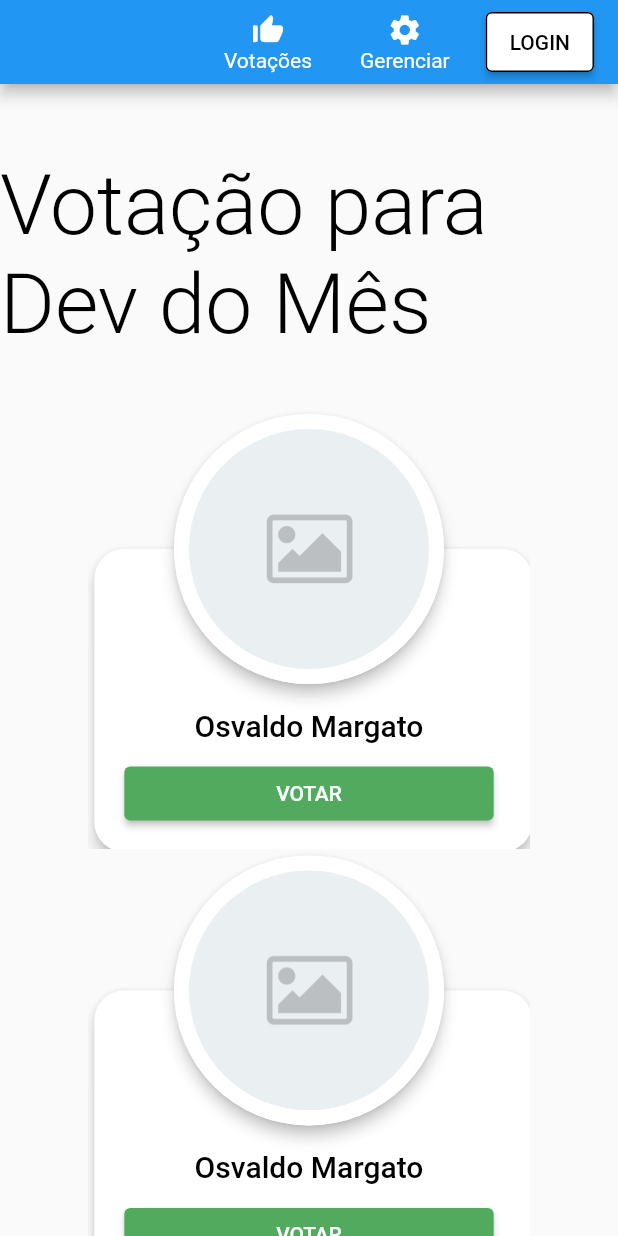
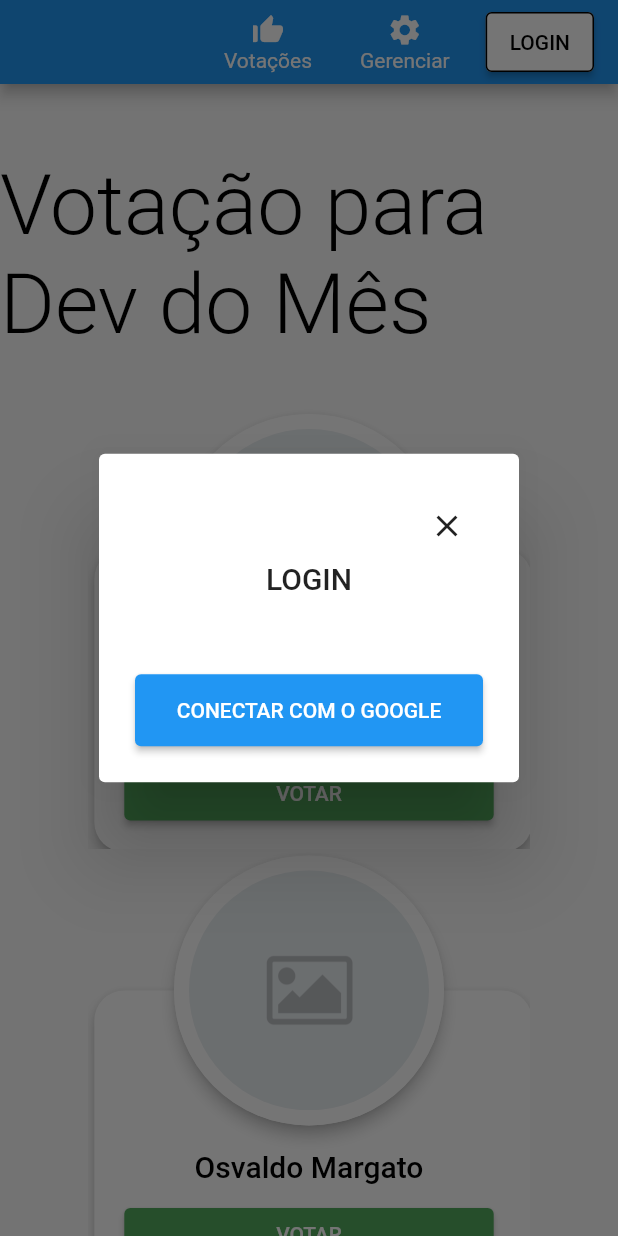
Before and after one commit to BrConsani/voting-system, a Flutter app: the VotePage screen opened directly, after a tap on "LOGIN", on a phone screen of 412 x 824 dp. Run offline on Flutter 3.47's test engine with Material 2 defaults, Android fonts, the phone set to English and light mode, and no system bars; our stand-ins replace get.

Commit message:
Create list page

```diff
--- a/lib/pages/vote_page.dart
+++ b/lib/pages/list_page/list_page.dart
@@ -1,9 +1,12 @@
 import 'package:flutter/material.dart';
-import 'package:voting_system/components/success_dialog.dart';
-import 'package:voting_system/components/vote_card.dart';
+import 'package:get/route_manager.dart';
 
-class VotePage extends StatelessWidget {
-  const VotePage({Key? key}) : super(key: key);
+import '../../shared/components/app_bar_icon_button.dart';
+import '../../shared/components/login_dialog.dart';
+import '../vote_page/components/vote_card.dart';
+
+class ListPage extends StatelessWidget {
+  const ListPage({Key? key}) : super(key: key);
 
   @override
   Widget build(BuildContext context) {
@@ -11,14 +14,9 @@ class VotePage extends StatelessWidget {
 
     return Scaffold(
       appBar: AppBar(
+        automaticallyImplyLeading: false,
         actions: [
-          IconButton(
-            icon: Icons.thumb_up_alt,
-            text: 'Votações',
-            onTap: () {},
-          ),
-          const SizedBox(width: 16),
-          IconButton(
+          AppBarIconButton(
             icon: Icons.settings,
             text: 'Gerenciar',
             onTap: () {},
@@ -27,7 +25,7 @@ class VotePage extends StatelessWidget {
           Padding(
             padding: const EdgeInsets.symmetric(vertical: 8.0),
             child: ElevatedButton(
-              onPressed: () {},
+              onPressed: _onTapLogin,
               style: ButtonStyle(
                 backgroundColor: MaterialStateProperty.all(Colors.white),
                 foregroundColor: MaterialStateProperty.all(Colors.black),
@@ -46,7 +44,7 @@ class VotePage extends StatelessWidget {
           const SizedBox(height: 48),
           Center(
             child: Text(
-              'Votação para Dev do Mês',
+              'Votações',
               style: textTheme.headline2?.copyWith(
                 color: Colors.black,
                 fontWeight: FontWeight.w300,
@@ -65,15 +63,14 @@ class VotePage extends StatelessWidget {
                       physics: const NeverScrollableScrollPhysics(),
                       crossAxisCount: getCrossAxisCount(constraints),
                       shrinkWrap: true,
-                      children: List.generate(9, (_) {
-                        return Center(child: VoteCard(
-                          onVote: () {
-                            showDialog(
-                              context: context,
-                              builder: (context) => const SuccessDialog(),
-                            );
-                          },
-                        ));
+                      children: List.generate(1, (_) {
+                        return Center(
+                          child: VoteCard(
+                            onVote: () async {
+                              Get.toNamed('/votes/1');
+                            },
+                          ),
+                        );
                       }),
                     );
                   },
@@ -96,34 +93,8 @@ class VotePage extends StatelessWidget {
       return 1;
     }
   }
-}
 
-class IconButton extends StatelessWidget {
-  final IconData icon;
-  final String text;
-  final Function() onTap;
-
-  const IconButton({
-    Key? key,
-    required this.icon,
-    required this.text,
-    required this.onTap,
-  }) : super(key: key);
-
-  @override
-  Widget build(BuildContext context) {
-    return InkWell(
-      onTap: onTap,
-      child: Padding(
-        padding: const EdgeInsets.all(8.0),
-        child: Column(
-          mainAxisAlignment: MainAxisAlignment.center,
-          children: [
-            Icon(icon, size: 24),
-            Text(text),
-          ],
-        ),
-      ),
-    );
+  Future<void> _onTapLogin() async {
+    Get.dialog(const LoginDialog());
   }
 }
--- a/lib/components/vote_card.dart
+++ b/lib/pages/vote_page/components/vote_card.dart
@@ -1,10 +1,18 @@
 import 'package:flutter/material.dart';
-import 'package:voting_system/utils/custom_colors.dart';
 
-class VoteCard extends StatelessWidget {
-  final Function() onVote;
+import '../../../shared/utils/custom_colors.dart';
+
+class VoteCard extends StatefulWidget {
+  final Future<void> Function() onVote;
 
   const VoteCard({Key? key, required this.onVote}) : super(key: key);
+
+  @override
+  State<VoteCard> createState() => _VoteCardState();
+}
+
+class _VoteCardState extends State<VoteCard> {
+  bool isLoadingVote = false;
 
   @override
   Widget build(BuildContext context) {
@@ -59,13 +67,21 @@ class VoteCard extends StatelessWidget {
                 height: 36,
                 width: 250,
                 child: ElevatedButton(
-                  onPressed: onVote,
+                  onPressed: _onTapVote,
                   style: ButtonStyle(
                     backgroundColor: MaterialStateProperty.all(
                       CustomColors.green,
                     ),
                   ),
-                  child: const Text('VOTAR'),
+                  child: isLoadingVote
+                      ? const SizedBox.square(
+                          dimension: 16,
+                          child: CircularProgressIndicator(
+                            color: Colors.white,
+                            strokeWidth: 2,
+                          ),
+                        )
+                      : const Text('VOTAR'),
                 ),
               ),
             ],
@@ -74,4 +90,15 @@ class VoteCard extends StatelessWidget {
       ],
     );
   }
+
+  Future<void> _onTapVote() async {
+    if (isLoadingVote) return;
+    setState(() => isLoadingVote = true);
+    try {
+      await widget.onVote();
+    } catch (_) {
+    } finally {
+      setState(() => isLoadingVote = false);
+    }
+  }
 }
--- /dev/null
+++ b/lib/pages/vote_page/vote_controller.dart
@@ -0,0 +1,5 @@
+class VoteController {
+  Future<void> computeVote() async {
+    await Future.delayed(const Duration(seconds: 1));
+  }
+}
--- /dev/null
+++ b/lib/pages/vote_page/vote_page.dart
@@ -0,0 +1,113 @@
+import 'package:flutter/material.dart';
+import 'package:get/route_manager.dart';
+import 'package:voting_system/pages/vote_page/vote_controller.dart';
+
+import '../../shared/components/app_bar_icon_button.dart';
+import '../../shared/components/login_dialog.dart';
+import 'components/success_dialog.dart';
+import 'components/vote_card.dart';
+
+class VotePage extends StatelessWidget {
+  final controller = VoteController();
+
+  VotePage({Key? key}) : super(key: key);
+
+  @override
+  Widget build(BuildContext context) {
+    final textTheme = Theme.of(context).textTheme;
+
+    return Scaffold(
+      appBar: AppBar(
+        automaticallyImplyLeading: false,
+        actions: [
+          AppBarIconButton(
+            icon: Icons.thumb_up_alt,
+            text: 'Votações',
+            onTap: () => Get.toNamed('/votes'),
+          ),
+          const SizedBox(width: 16),
+          AppBarIconButton(
+            icon: Icons.settings,
+            text: 'Gerenciar',
+            onTap: () {},
+          ),
+          const SizedBox(width: 16),
+          Padding(
+            padding: const EdgeInsets.symmetric(vertical: 8.0),
+            child: ElevatedButton(
+              onPressed: _onTapLogin,
+              style: ButtonStyle(
+                backgroundColor: MaterialStateProperty.all(Colors.white),
+                foregroundColor: MaterialStateProperty.all(Colors.black),
+                side: MaterialStateProperty.all(const BorderSide()),
+                overlayColor:
+                    MaterialStateProperty.all(Colors.black.withOpacity(0.1)),
+              ),
+              child: const Text('LOGIN'),
+            ),
+          ),
+          const SizedBox(width: 16),
+        ],
+      ),
+      body: ListView(
+        children: [
+          const SizedBox(height: 48),
+          Center(
+            child: Text(
+              'Votação para Dev do Mês',
+              style: textTheme.headline2?.copyWith(
+                color: Colors.black,
+                fontWeight: FontWeight.w300,
+              ),
+            ),
+          ),
+          const SizedBox(height: 36),
+          Row(
+            children: [
+              const Spacer(flex: 1),
+              Expanded(
+                flex: 5,
+                child: LayoutBuilder(
+                  builder: (context, constraints) {
+                    return GridView.count(
+                      physics: const NeverScrollableScrollPhysics(),
+                      crossAxisCount: getCrossAxisCount(constraints),
+                      shrinkWrap: true,
+                      children: List.generate(9, (_) {
+                        return Center(
+                          child: VoteCard(
+                            onVote: _onTapVote,
+                          ),
+                        );
+                      }),
+                    );
+                  },
+                ),
+              ),
+              const Spacer(flex: 1),
+            ],
+          ),
+        ],
+      ),
+    );
+  }
+
+  int getCrossAxisCount(BoxConstraints constraints) {
+    if (constraints.maxWidth > 900) {
+      return 3;
+    } else if (constraints.maxWidth > 600) {
+      return 2;
+    } else {
+      return 1;
+    }
+  }
+
+  Future<void> _onTapVote() async {
+    await controller.computeVote();
+    Get.dialog(const SuccessDialog());
+  }
+
+  Future<void> _onTapLogin() async {
+    Get.dialog(const LoginDialog());
+  }
+}
--- /dev/null
+++ b/lib/shared/components/app_bar_icon_button.dart
@@ -0,0 +1,31 @@
+import 'package:flutter/material.dart';
+
+class AppBarIconButton extends StatelessWidget {
+  final IconData icon;
+  final String text;
+  final Function() onTap;
+
+  const AppBarIconButton({
+    Key? key,
+    required this.icon,
+    required this.text,
+    required this.onTap,
+  }) : super(key: key);
+
+  @override
+  Widget build(BuildContext context) {
+    return InkWell(
+      onTap: onTap,
+      child: Padding(
+        padding: const EdgeInsets.all(8.0),
+        child: Column(
+          mainAxisAlignment: MainAxisAlignment.center,
+          children: [
+            Icon(icon, size: 24),
+            Text(text),
+          ],
+        ),
+      ),
+    );
+  }
+}
--- /dev/null
+++ b/lib/shared/components/login_dialog.dart
@@ -0,0 +1,34 @@
+import 'package:flutter/material.dart';
+
+class LoginDialog extends StatelessWidget {
+  const LoginDialog({Key? key}) : super(key: key);
+
+  @override
+  Widget build(BuildContext context) {
+    return AlertDialog(
+      title: Center(
+        child: Column(
+          children: [
+            Align(
+              alignment: Alignment.topRight,
+              child: IconButton(
+                icon: const Icon(Icons.close),
+                splashRadius: 24,
+                onPressed: () => Navigator.of(context).pop(),
+              ),
+            ),
+            const Text('LOGIN'),
+            const SizedBox(height: 32),
+          ],
+        ),
+      ),
+      content: SizedBox(
+        height: 48,
+        child: ElevatedButton(
+          onPressed: () {},
+          child: const Text('CONECTAR COM O GOOGLE'),
+        ),
+      ),
+    );
+  }
+}
--- a/pubspec.yaml
+++ b/pubspec.yaml
@@ -12,6 +12,7 @@ dependencies:
   flutter:
     sdk: flutter
   cupertino_icons: ^1.0.2
+  get: ^4.6.5
 
 dev_dependencies:
   flutter_test:
```
Also changed, not shown: lib/main.dart (+10 -4 lines), lib/pages/vote_page/components/success_dialog.dart (renamed from lib/components/success_dialog.dart, +16 -7 lines), lib/shared/utils/custom_colors.dart (renamed from lib/utils/custom_colors.dart), pubspec.lock.
